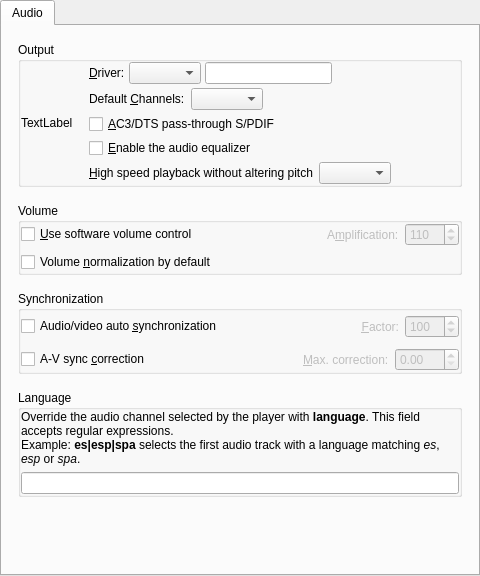
First picture: the form in src/gui/pref/audio.ui, repository wilbert2000/wzplayer, before the edit.
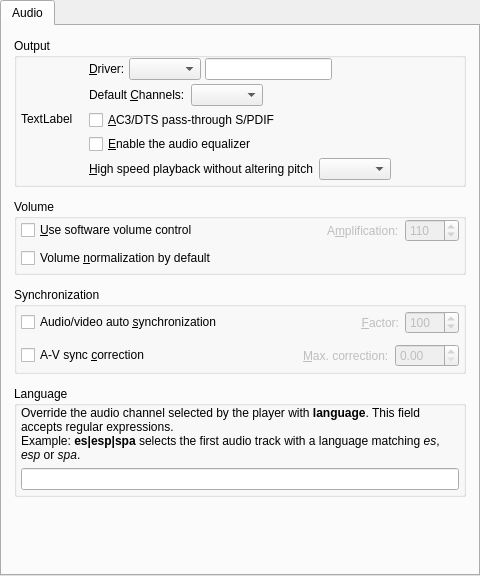
Second picture: the form after the edit. Custom widgets are drawn as their Qt base class.

```diff
--- a/src/gui/pref/audio.ui
+++ b/src/gui/pref/audio.ui
@@ -28,10 +28,10 @@
       </attribute>
       <layout class="QVBoxLayout" name="verticalLayout">
        <property name="spacing">
-        <number>16</number>
+        <number>12</number>
        </property>
        <property name="margin">
-        <number>16</number>
+        <number>12</number>
        </property>
        <item>
         <widget class="QGroupBox" name="output_group">
@@ -45,9 +45,18 @@
           <property name="spacing">
            <number>16</number>
           </property>
-          <property name="margin">
+          <property name="leftMargin">
+           <number>4</number>
+          </property>
+          <property name="topMargin">
            <number>0</number>
           </property>
+          <property name="rightMargin">
+           <number>4</number>
+          </property>
+          <property name="bottomMargin">
+           <number>4</number>
+          </property>
           <item>
            <widget class="QLabel" name="icon_label">
             <property name="text">
@@ -219,9 +228,18 @@
           <bool>true</bool>
          </property>
          <layout class="QVBoxLayout">
-          <property name="margin">
+          <property name="leftMargin">
+           <number>4</number>
+          </property>
+          <property name="topMargin">
            <number>0</number>
           </property>
+          <property name="rightMargin">
+           <number>4</number>
+          </property>
+          <property name="bottomMargin">
+           <number>4</number>
+          </property>
           <item>
            <layout class="QHBoxLayout">
             <property name="spacing">
@@ -303,9 +321,18 @@
           <bool>true</bool>
          </property>
          <layout class="QVBoxLayout">
-          <property name="margin">
+          <property name="leftMargin">
+           <number>4</number>
+          </property>
+          <property name="topMargin">
            <number>0</number>
           </property>
+          <property name="rightMargin">
+           <number>4</number>
+          </property>
+          <property name="bottomMargin">
+           <number>4</number>
+          </property>
           <item>
            <layout class="QHBoxLayout">
             <item>
@@ -430,9 +457,18 @@
           <bool>true</bool>
          </property>
          <layout class="QVBoxLayout" name="verticalLayout_2">
-          <property name="margin">
+          <property name="leftMargin">
+           <number>4</number>
+          </property>
+          <property name="topMargin">
            <number>0</number>
           </property>
+          <property name="rightMargin">
+           <number>4</number>
+          </property>
+          <property name="bottomMargin">
+           <number>4</number>
+          </property>
           <item>
            <widget class="QLabel" name="language_label">
             <property name="text">
```
